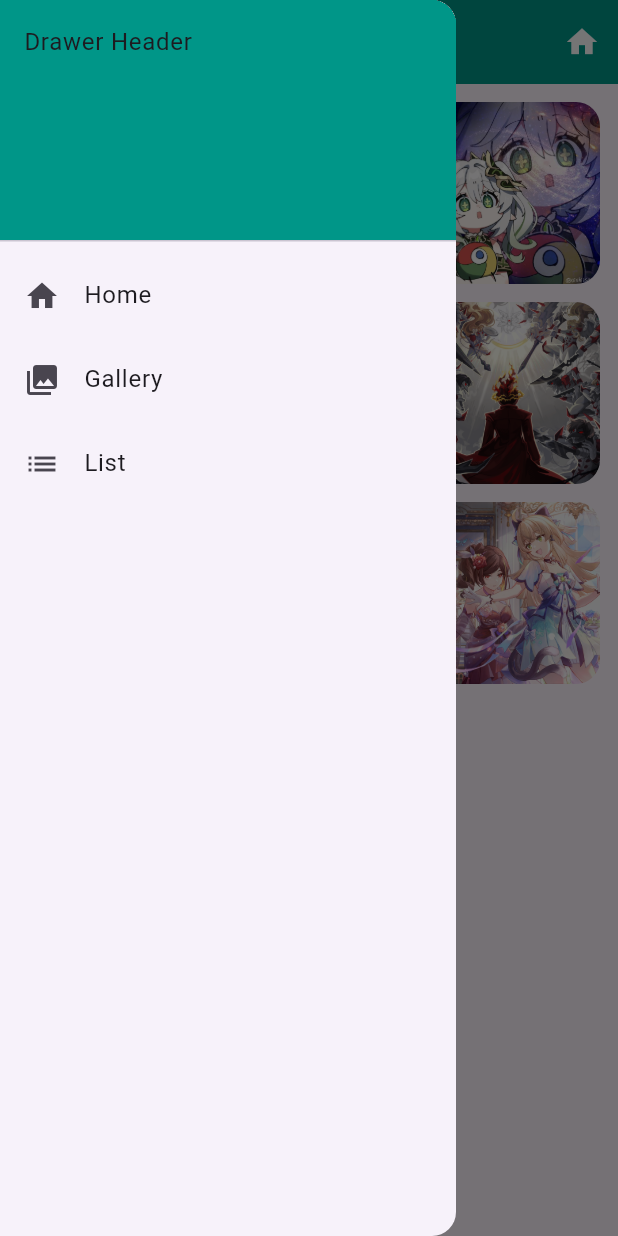
After one commit to suppachai0/mix-layout, a Flutter app: the GalleryPage screen opened directly, with the side drawer open, on a phone screen of 412 x 824 dp. The commit adds this screen. Run offline on Flutter 3.47's test engine with Material 3 defaults, Android fonts, the phone set to English and light mode, and no system bars; our stand-ins replace get.

Commit message:
Drawer Update

```diff
--- /dev/null
+++ b/lib/components/drawer.dart
@@ -0,0 +1,72 @@
+import 'package:flutter/material.dart';
+import '../galler.dart';
+import '../list.dart';
+import 'package:get/get.dart';
+
+class MyDrawer extends StatefulWidget {
+  const MyDrawer({super.key});
+
+  @override
+  State<MyDrawer> createState() => _MyDrawerState();
+}
+
+class _MyDrawerState extends State<MyDrawer> {
+  @override
+  Widget build(BuildContext context) {
+    return Drawer(
+      child: ListView(
+        padding: EdgeInsets.zero,
+        children: [
+          const DrawerHeader(
+            decoration: BoxDecoration(color: Colors.teal),
+            child: Text('Drawer Header'),
+          ),
+          ListTile(
+            leading: const Icon(Icons.home),
+            title: const Text('Home'),
+            onTap: () {
+              Navigator.pop(context);
+              Navigator.pushNamed(context, '/');
+            },
+          ),
+          ListTile(
+            leading: const Icon(Icons.photo_library),
+            title: const Text('Gallery'),
+            onTap: () {
+              Navigator.pop(context);
+              Navigator.push(
+                context,
+                MaterialPageRoute(
+                  builder: (context) => GalleryPage(
+                    imagePaths: [
+                      'assets/images/1.jpg',
+                      'assets/images/2.jpg',
+                      'assets/images/3.jpg',
+                      'assets/images/4.jpg',
+                      'assets/images/5.jpg',
+                      'assets/images/6.jpg',
+                      'assets/images/7.jpg',
+                      'assets/images/8.jpg',
+                      'assets/images/9.jpg',
+                    ],
+                  ),
+                ),
+              );
+            },
+          ),
+          ListTile(
+            leading: const Icon(Icons.list),
+            title: const Text('List'),
+            onTap: () {
+              Navigator.pop(context);
+              Navigator.push(
+                context,
+                MaterialPageRoute(builder: (context) => const ListPage()),
+              );
+            },
+          ),
+        ],
+      ),
+    );
+  }
+}
--- /dev/null
+++ b/lib/galler.dart
@@ -0,0 +1,86 @@
+import 'package:flutter/material.dart';
+import 'package:get/get.dart';
+import 'components/drawer.dart';
+
+class GalleryPage extends StatelessWidget {
+  final List<String> imagePaths;
+
+  const GalleryPage({super.key, required this.imagePaths});
+
+  @override
+  Widget build(BuildContext context) {
+    return Scaffold(
+      appBar: AppBar(
+        title: const Text('รูปทั้งหมด'),
+        backgroundColor: Colors.teal,
+        foregroundColor: Colors.white,
+        leading: IconButton(
+          icon: const Icon(Icons.arrow_back),
+          onPressed: () {
+            Navigator.pop(context);
+          },
+        ),
+        actions: [
+          IconButton(
+            icon: const Icon(Icons.home),
+            tooltip: 'กลับหน้าแรก',
+            onPressed: () {
+              Navigator.of(context).popUntil((route) => route.isFirst);
+            },
+          ),
+        ],
+      ),
+      drawer: const MyDrawer(),
+      body: Padding(
+        padding: const EdgeInsets.all(12.0),
+        child: GridView.builder(
+          gridDelegate: const SliverGridDelegateWithFixedCrossAxisCount(
+            crossAxisCount: 3,
+            crossAxisSpacing: 12,
+            mainAxisSpacing: 12,
+            childAspectRatio: 1.0,
+          ),
+          itemCount: imagePaths.length,
+          itemBuilder: (context, index) {
+            return GestureDetector(
+              onTap: () {
+                Get.dialog(
+                  Dialog(
+                    backgroundColor: Colors.transparent,
+                    insetPadding: const EdgeInsets.all(12),
+                    child: Stack(
+                      alignment: Alignment.topRight,
+                      children: [
+                        Hero(
+                          tag: imagePaths[index],
+                          child: ClipRRect(
+                            borderRadius: BorderRadius.circular(16),
+                            child: Image.asset(
+                              imagePaths[index],
+                              fit: BoxFit.contain,
+                            ),
+                          ),
+                        ),
+                        IconButton(
+                          icon: const Icon(Icons.close, color: Colors.white),
+                          onPressed: () => Get.back(),
+                        ),
+                      ],
+                    ),
+                  ),
+                );
+              },
+              child: Hero(
+                tag: imagePaths[index],
+                child: ClipRRect(
+                  borderRadius: BorderRadius.circular(16),
+                  child: Image.asset(imagePaths[index], fit: BoxFit.cover),
+                ),
+              ),
+            );
+          },
+        ),
+      ),
+    );
+  }
+}
--- a/pubspec.yaml
+++ b/pubspec.yaml
@@ -9,6 +9,7 @@ environment:
 dependencies:
   flutter:
     sdk: flutter
+  get: ^4.7.2
 
 dev_dependencies:
   flutter_test:
```
Also changed, not shown: lib/list.dart (added, +95 -0 lines), lib/main.dart (+112 -45 lines), pubspec.lock.
